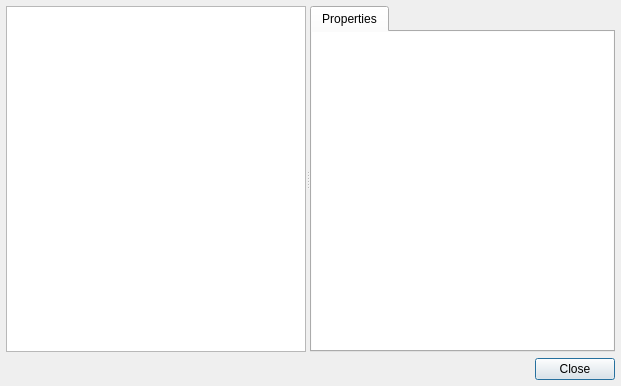
othrayte/qtinterfaceinspector, file QIIPayload/qiidialog.ui: the form before one commit.
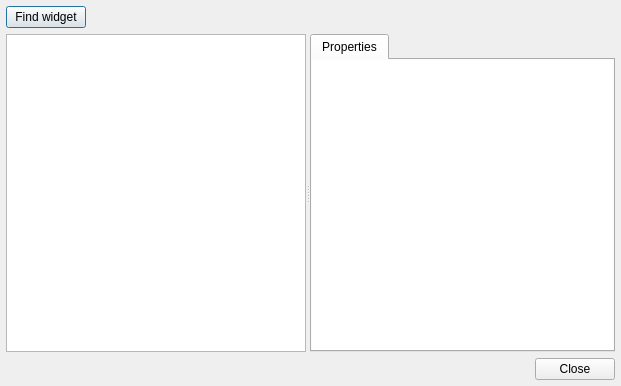
The form after the commit. Icons and pictures are not drawn.

Commit message: Add find widget functionality and rename WindowHighlighter to WidgetHighlighter

Diff of the .ui file:
```diff
--- a/QIIPayload/qiidialog.ui
+++ b/QIIPayload/qiidialog.ui
@@ -33,6 +33,54 @@
    <property name="bottomMargin">
     <number>6</number>
    </property>
+   <item>
+    <widget class="QWidget" name="widget" native="true">
+     <property name="sizePolicy">
+      <sizepolicy hsizetype="Preferred" vsizetype="Fixed">
+       <horstretch>0</horstretch>
+       <verstretch>0</verstretch>
+      </sizepolicy>
+     </property>
+     <layout class="QHBoxLayout" name="horizontalLayout">
+      <property name="leftMargin">
+       <number>0</number>
+      </property>
+      <property name="topMargin">
+       <number>0</number>
+      </property>
+      <property name="rightMargin">
+       <number>0</number>
+      </property>
+      <property name="bottomMargin">
+       <number>0</number>
+      </property>
+      <item>
+       <widget class="QPushButton" name="findWidgetButton">
+        <property name="text">
+         <string>Find widget</string>
+        </property>
+        <property name="icon">
+         <iconset resource="../QtInterfaceInspector/Resources/qtinterfaceinspector.qrc">
+          <normaloff>:/icon/ic_my_location_black_24px.svg</normaloff>:/icon/ic_my_location_black_24px.svg</iconset>
+        </property>
+       </widget>
+      </item>
+      <item>
+       <spacer name="horizontalSpacer">
+        <property name="orientation">
+         <enum>Qt::Horizontal</enum>
+        </property>
+        <property name="sizeHint" stdset="0">
+         <size>
+          <width>517</width>
+          <height>20</height>
+         </size>
+        </property>
+       </spacer>
+      </item>
+     </layout>
+    </widget>
+   </item>
    <item>
     <widget class="QSplitter" name="splitter">
      <property name="orientation">
```
The commit also changes 14 other files.
